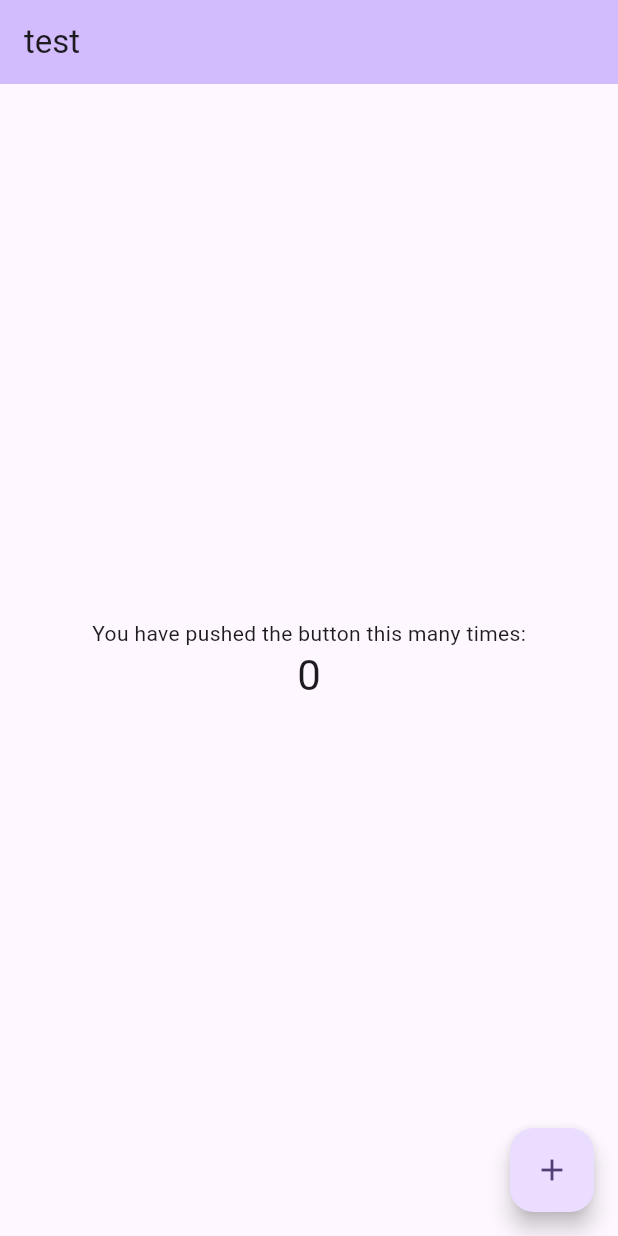
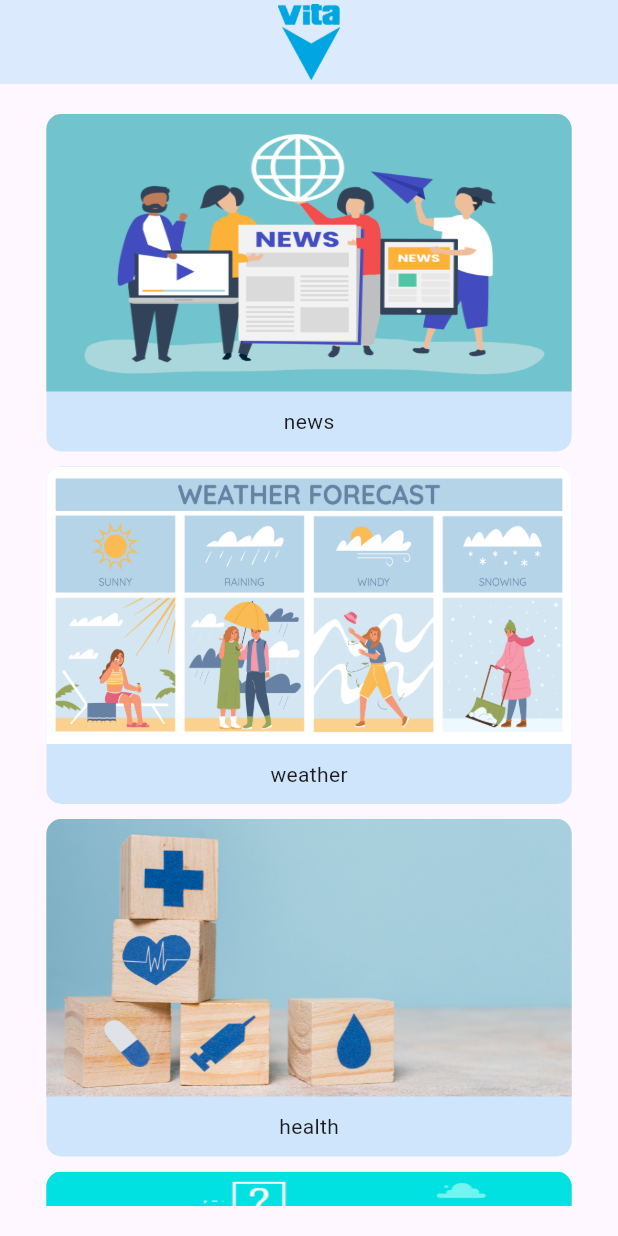
Before and after one commit to ibrahimbadran2001/vita, a Flutter app: the screen it shows after launch, on a phone screen of 412 x 824 dp. Run offline on Flutter 3.47's test engine with Material 3 defaults, Android fonts, the phone set to English and light mode, and no system bars; our stand-ins replace get.

Commit message:
#3 create Home view

```diff
--- /dev/null
+++ b/lib/core/utils/constants.dart
@@ -0,0 +1 @@
+ List<String>subjects=['news','weather','health','quiz'];
--- a/lib/core/utils/images_data.dart
+++ b/lib/core/utils/images_data.dart
@@ -1,3 +1,9 @@
 class ImagesData{
   static String logo = 'assets/images/logo.png';
+  static String weather= 'assets/images/weather.jpg';
+  static String news= 'assets/images/news.jpg';
+  static String quiz= 'assets/images/quiz.jpg';
+  static String health= 'assets/images/health.jpg';
+
+  static List<String>images=[news,weather,health,quiz];
 }
--- /dev/null
+++ b/lib/home/presentation/views/home_view.dart
@@ -0,0 +1,22 @@
+import 'package:flutter/material.dart';
+import 'package:vita/core/utils/images_data.dart';
+import 'package:vita/home/presentation/views/widgets/home_view_body.dart';
+
+class HomeView extends StatelessWidget {
+  const HomeView({super.key});
+
+  @override
+  Widget build(BuildContext context) {
+    return  Scaffold(
+      appBar: AppBar(
+        backgroundColor: Colors.blue.shade100.withOpacity(0.5),
+        title: Image.asset(
+            ImagesData.logo ,
+          height:AppBar().preferredSize.height-5 ,
+        ),
+        centerTitle: true,
+      ),
+      body: const HomeViewBody(),
+    );
+  }
+}
--- /dev/null
+++ b/lib/home/presentation/views/widgets/home_view_body.dart
@@ -0,0 +1,68 @@
+import 'package:flutter/material.dart';
+import 'package:vita/core/utils/constants.dart';
+import 'package:vita/core/utils/images_data.dart';
+
+class HomeViewBody extends StatelessWidget {
+  const HomeViewBody({super.key});
+
+  @override
+  Widget build(BuildContext context) {
+    return  Padding(
+      padding: const EdgeInsets.symmetric(vertical: 20.0),
+      child: ListView.separated(
+          itemBuilder: (context,index){
+            return FractionallySizedBox(
+              widthFactor: 0.85,
+              child: SubjectItem(image: ImagesData.images[index], text: subjects[index],),
+            );
+          },
+          separatorBuilder: (context,index){
+            return const SizedBox(height: 10,);
+          },
+          itemCount: 4,
+      ),
+    );
+  }
+}
+
+class SubjectItem extends StatelessWidget {
+  const SubjectItem({
+    super.key, required this.image, required this.text,
+  });
+final String image;
+final String text;
+  @override
+  Widget build(BuildContext context) {
+    return Container(
+      decoration: BoxDecoration(
+        color: Colors.blue.shade100.withOpacity(0.7),
+        borderRadius: BorderRadius.circular(10),
+      ),
+      child: Column(
+        mainAxisSize: MainAxisSize.min,
+        children: [
+          SizedBox(
+            height: 185,
+            child: AspectRatio(
+              aspectRatio: 4/2.1,
+              child: Container(
+                decoration: BoxDecoration(
+                  borderRadius: const BorderRadius.vertical(top: Radius.circular(10)),
+                  image: DecorationImage(
+                    fit: BoxFit.fill,
+                      image: AssetImage(
+                          image,
+                      ),
+                  ),
+                ),
+              ),
+            ),
+          ),
+          const SizedBox(height: 10,),
+          Text(text),
+          const SizedBox(height: 10,),
+        ],
+      ),
+    );
+  }
+}
--- a/lib/main.dart
+++ b/lib/main.dart
@@ -1,7 +1,6 @@
 import 'package:flutter/material.dart';
 import 'package:get/get.dart';
 import 'package:vita/spalsh/presentation/views/splash_view.dart';
-
 void main() {
   runApp(const MyApp());
 }
@@ -12,115 +11,8 @@ class MyApp extends StatelessWidget {
   // This widget is the root of your application.
   @override
   Widget build(BuildContext context) {
-    return GetMaterialApp(
-      title: 'Flutter Demo',
-      theme: ThemeData(
-        // This is the theme of your application.
-        //
-        // TRY THIS: Try running your application with "flutter run". You'll see
-        // the application has a purple toolbar. Then, without quitting the app,
-        // try changing the seedColor in the colorScheme below to Colors.green
-        // and then invoke "hot reload" (save your changes or press the "hot
-        // reload" button in a Flutter-supported IDE, or press "r" if you used
-        // the command line to start the app).
-        //
-        // Notice that the counter didn't reset back to zero; the application
-        // state is not lost during the reload. To reset the state, use hot
-        // restart instead.
-        //
-        // This works for code too, not just values: Most code changes can be
-        // tested with just a hot reload.
-        colorScheme: ColorScheme.fromSeed(seedColor: Colors.deepPurple),
-        useMaterial3: true,
-      ),
-      home: const SplashView(),
+    return const GetMaterialApp(
+      home:  SplashView(),
     );
   }
 }
-
-class MyHomePage extends StatefulWidget {
-  const MyHomePage({super.key, required this.title});
-
-  // This widget is the home page of your application. It is stateful, meaning
-  // that it has a State object (defined below) that contains fields that affect
-  // how it looks.
-
-  // This class is the configuration for the state. It holds the values (in this
-  // case the title) provided by the parent (in this case the App widget) and
-  // used by the build method of the State. Fields in a Widget subclass are
-  // always marked "final".
-
-  final String title;
-
-  @override
-  State<MyHomePage> createState() => _MyHomePageState();
-}
-
-class _MyHomePageState extends State<MyHomePage> {
-  int _counter = 0;
-
-  void _incrementCounter() {
-    setState(() {
-      // This call to setState tells the Flutter framework that something has
-      // changed in this State, which causes it to rerun the build method below
-      // so that the display can reflect the updated values. If we changed
-      // _counter without calling setState(), then the build method would not be
-      // called again, and so nothing would appear to happen.
-      _counter++;
-    });
-  }
-
-  Widget build(BuildContext context) {
-    // This method is rerun every time setState is called, for instance as done
-    // by the _incrementCounter method above.
-    //
-    // The Flutter framework has been optimized to make rerunning build methods
-    // fast, so that you can just rebuild anything that needs updating rather
-    // than having to individually change instances of widgets.
-    return Scaffold(
-      appBar: AppBar(
-        // TRY THIS: Try changing the color here to a specific color (to
-        // Colors.amber, perhaps?) and trigger a hot reload to see the AppBar
-        // change color while the other colors stay the same.
-        backgroundColor: Theme.of(context).colorScheme.inversePrimary,
-        // Here we take the value from the MyHomePage object that was created by
-        // the App.build method, and use it to set our appbar title.
-        title: Text(widget.title),
-      ),
-      body: Center(
-        // Center is a layout widget. It takes a single child and positions it
-        // in the middle of the parent.
-        child: Column(
-          // Column is also a layout widget. It takes a list of children and
-          // arranges them vertically. By default, it sizes itself to fit its
-          // children horizontally, and tries to be as tall as its parent.
-          //
-          // Column has various properties to control how it sizes itself and
-          // how it positions its children. Here we use mainAxisAlignment to
-          // center the children vertically; the main axis here is the vertical
-          // axis because Columns are vertical (the cross axis would be
-          // horizontal).
-          //
-          // TRY THIS: Invoke "debug painting" (choose the "Toggle Debug Paint"
-          // action in the IDE, or press "p" in the console), to see the
-          // wireframe for each widget.
-          mainAxisAlignment: MainAxisAlignment.center,
-          children: <Widget>[
-            const Text(
-              'You have pushed the button this many times:',
-            ),
-            Text(
-              '$_counter',
-              style: Theme.of(context).textTheme.headlineMedium,
-            ),
-          ],
-        ),
-      ),
-      floatingActionButton: FloatingActionButton(
-        onPressed: _incrementCounter,
-        tooltip: 'Increment',
-        child: const Icon(Icons.add),
-      ), // This trailing comma makes auto-formatting nicer for build methods.
-    );
-  }
-}
--- a/lib/spalsh/presentation/views/widgets/splash_body.dart
+++ b/lib/spalsh/presentation/views/widgets/splash_body.dart
@@ -1,7 +1,6 @@
 import 'package:flutter/material.dart';
 import 'package:get/get.dart';
-import 'package:get/get_core/src/get_main.dart';
-import 'package:vita/main.dart';
+import 'package:vita/home/presentation/views/home_view.dart';
 import 'package:vita/spalsh/presentation/views/widgets/sliding_text.dart';
 
 import '../../../../core/utils/images_data.dart';
@@ -28,7 +27,7 @@ class _SplashBodyState extends State<SplashBody>
   void navigateToHome() {
     Future.delayed(const Duration(seconds: 2), () {
       Get.off(
-        () => const MyHomePage(title: 'test'),
+        () => const HomeView(),
         transition: Transition.fade,
         duration: const Duration(milliseconds: 750),
       );
```
